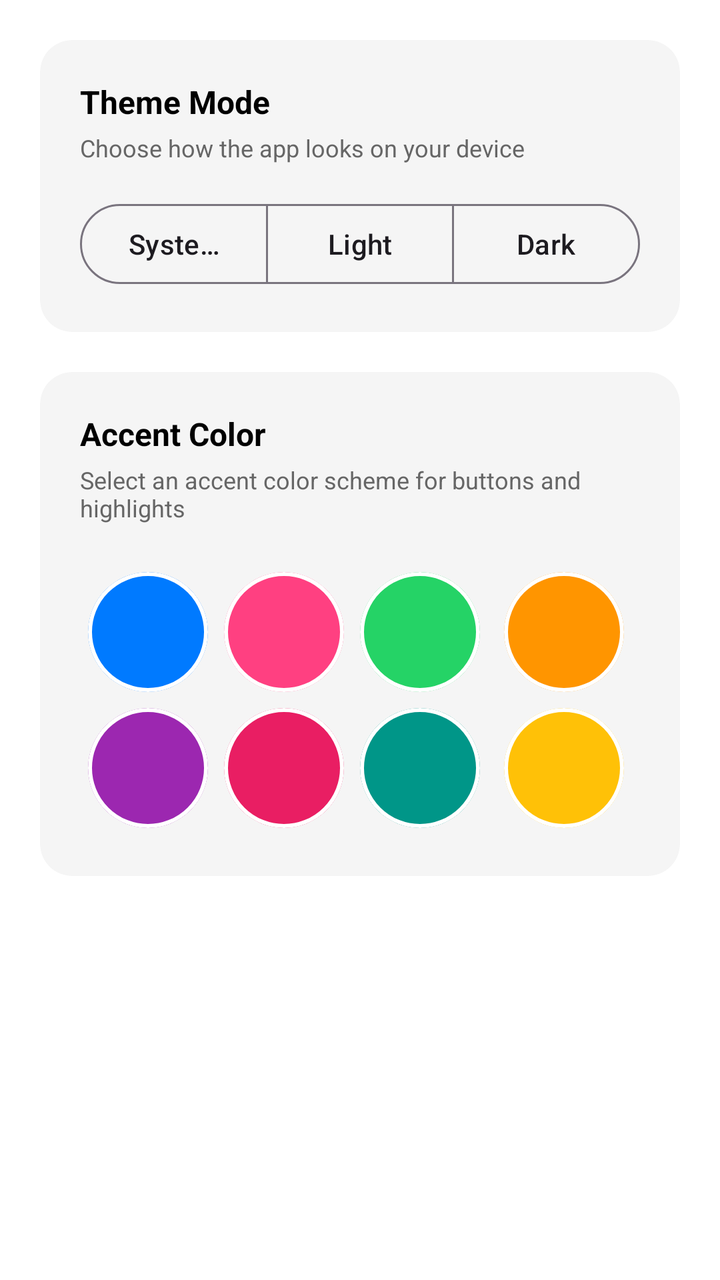
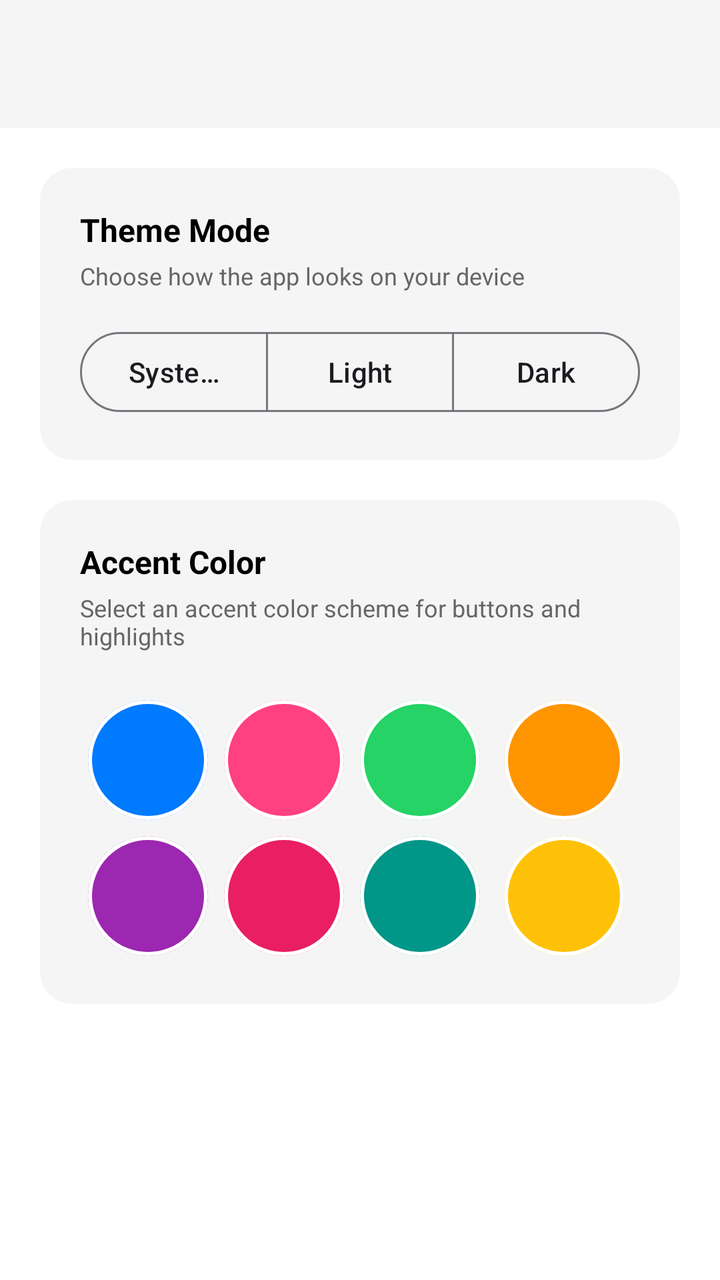

Before-and-after screenshots of an Android layout around one commit, followed by the original layout XML and the change that was made.
<!-- AndroidManifest.xml: application theme Theme.ProjectCecily -->
<!-- res/layout/activity_appearance.xml -->
<?xml version="1.0" encoding="utf-8"?>
<androidx.constraintlayout.widget.ConstraintLayout xmlns:android="http://schemas.android.com/apk/res/android"
    xmlns:app="http://schemas.android.com/apk/res-auto"
    android:layout_width="match_parent"
    android:layout_height="match_parent"
    android:background="@color/app_background">

    <ScrollView
        android:id="@+id/appearance_scroll"
        android:layout_width="match_parent"
        android:layout_height="match_parent">

        <LinearLayout
            android:layout_width="match_parent"
            android:layout_height="wrap_content"
            android:orientation="vertical"
            android:padding="20dp">

            
            <com.google.android.material.card.MaterialCardView
                android:layout_width="match_parent"
                android:layout_height="wrap_content"
                android:layout_marginBottom="20dp"
                app:cardBackgroundColor="@color/card_background"
                app:cardCornerRadius="16dp"
                app:strokeWidth="0dp">

                <LinearLayout
                    android:layout_width="match_parent"
                    android:layout_height="wrap_content"
                    android:orientation="vertical"
                    android:padding="20dp">

                    <TextView
                        android:layout_width="wrap_content"
                        android:layout_height="wrap_content"
                        android:text="Theme Mode"
                        android:textColor="@color/text_primary"
                        android:textSize="16sp"
                        android:textStyle="bold" />

                    <TextView
                        android:layout_width="wrap_content"
                        android:layout_height="wrap_content"
                        android:layout_marginTop="4dp"
                        android:text="Choose how the app looks on your device"
                        android:textColor="@color/text_secondary"
                        android:textSize="12sp" />

                    <com.google.android.material.button.MaterialButtonToggleGroup
                        android:id="@+id/themeToggleGroup"
                        android:layout_width="match_parent"
                        android:layout_height="wrap_content"
                        android:layout_marginTop="16dp"
                        app:singleSelection="true">

                        <Button
                            android:id="@+id/btnThemeAuto"
                            style="@style/Widget.Material3.Button.OutlinedButton"
                            android:layout_width="0dp"
                            android:layout_height="wrap_content"
                            android:layout_weight="1"
                            android:text="System" />

                        <Button
                            android:id="@+id/btnThemeLight"
                            style="@style/Widget.Material3.Button.OutlinedButton"
                            android:layout_width="0dp"
                            android:layout_height="wrap_content"
                            android:layout_weight="1"
                            android:text="Light" />

                        <Button
                            android:id="@+id/btnThemeDark"
                            style="@style/Widget.Material3.Button.OutlinedButton"
                            android:layout_width="0dp"
                            android:layout_height="wrap_content"
                            android:layout_weight="1"
                            android:text="Dark" />
                    </com.google.android.material.button.MaterialButtonToggleGroup>

                </LinearLayout>
            </com.google.android.material.card.MaterialCardView>

            
            <com.google.android.material.card.MaterialCardView
                android:layout_width="match_parent"
                android:layout_height="wrap_content"
                app:cardBackgroundColor="@color/card_background"
                app:cardCornerRadius="16dp"
                app:strokeWidth="0dp">

                <LinearLayout
                    android:layout_width="match_parent"
                    android:layout_height="wrap_content"
                    android:orientation="vertical"
                    android:padding="20dp">

                    <TextView
                        android:layout_width="wrap_content"
                        android:layout_height="wrap_content"
                        android:text="Accent Color"
                        android:textColor="@color/text_primary"
                        android:textSize="16sp"
                        android:textStyle="bold" />

                    <TextView
                        android:layout_width="wrap_content"
                        android:layout_height="wrap_content"
                        android:layout_marginTop="4dp"
                        android:text="Select an accent color scheme for buttons and highlights"
                        android:textColor="@color/text_secondary"
                        android:textSize="12sp" />

                    <GridLayout
                        android:id="@+id/colorGrid"
                        android:layout_width="match_parent"
                        android:layout_height="wrap_content"
                        android:layout_marginTop="20dp"
                        android:columnCount="4"
                        android:useDefaultMargins="true">

                        
                        <com.google.android.material.card.MaterialCardView
                            android:id="@+id/colorBlue"
                            android:layout_width="60dp"
                            android:layout_height="60dp"
                            android:layout_gravity="center"
                            android:clickable="true"
                            android:focusable="true"
                            app:cardBackgroundColor="#007AFF"
                            app:cardCornerRadius="30dp"
                            app:strokeColor="#FFFFFF"
                            app:strokeWidth="2dp">
                            <ImageView
                                android:id="@+id/checkBlue"
                                android:layout_width="24dp"
                                android:layout_height="24dp"
                                android:layout_gravity="center"
                                android:src="@android:drawable/checkbox_on_background"
                                android:visibility="gone"
                                app:tint="#FFFFFF" />
                        </com.google.android.material.card.MaterialCardView>

                        
                        <com.google.android.material.card.MaterialCardView
                            android:id="@+id/colorPink"
                            android:layout_width="60dp"
                            android:layout_height="60dp"
                            android:layout_gravity="center"
                            android:clickable="true"
                            android:focusable="true"
                            app:cardBackgroundColor="#FF4081"
                            app:cardCornerRadius="30dp"
                            app:strokeColor="#FFFFFF"
                            app:strokeWidth="2dp">
                            <ImageView
                                android:id="@+id/checkPink"
                                android:layout_width="24dp"
                                android:layout_height="24dp"
                                android:layout_gravity="center"
                                android:src="@android:drawable/checkbox_on_background"
                                android:visibility="gone"
                                app:tint="#FFFFFF" />
                        </com.google.android.material.card.MaterialCardView>

                        
                        <com.google.android.material.card.MaterialCardView
                            android:id="@+id/colorGreen"
                            android:layout_width="60dp"
                            android:layout_height="60dp"
                            android:layout_gravity="center"
                            android:clickable="true"
                            android:focusable="true"
                            app:cardBackgroundColor="#25D366"
                            app:cardCornerRadius="30dp"
                            app:strokeColor="#FFFFFF"
                            app:strokeWidth="2dp">
                            <ImageView
                                android:id="@+id/checkGreen"
                                android:layout_width="24dp"
                                android:layout_height="24dp"
                                android:layout_gravity="center"
                                android:src="@android:drawable/checkbox_on_background"
                                android:visibility="gone"
                                app:tint="#FFFFFF" />
                        </com.google.android.material.card.MaterialCardView>

                        
                        <com.google.android.material.card.MaterialCardView
                            android:id="@+id/colorOrange"
                            android:layout_width="60dp"
                            android:layout_height="60dp"
                            android:layout_gravity="center"
                            android:clickable="true"
                            android:focusable="true"
                            app:cardBackgroundColor="#FF9500"
                            app:cardCornerRadius="30dp"
                            app:strokeColor="#FFFFFF"
                            app:strokeWidth="2dp">
                            <ImageView
                                android:id="@+id/checkOrange"
                                android:layout_width="24dp"
                                android:layout_height="24dp"
                                android:layout_gravity="center"
                                android:src="@android:drawable/checkbox_on_background"
                                android:visibility="gone"
                                app:tint="#FFFFFF" />
                        </com.google.android.material.card.MaterialCardView>

                        
                        <com.google.android.material.card.MaterialCardView
                            android:id="@+id/colorPurple"
                            android:layout_width="60dp"
                            android:layout_height="60dp"
                            android:layout_gravity="center"
                            android:clickable="true"
                            android:focusable="true"
                            app:cardBackgroundColor="#9C27B0"
                            app:cardCornerRadius="30dp"
                            app:strokeColor="#FFFFFF"
                            app:strokeWidth="2dp">
                            <ImageView
                                android:id="@+id/checkPurple"
                                android:layout_width="24dp"
                                android:layout_height="24dp"
                                android:layout_gravity="center"
                                android:src="@android:drawable/checkbox_on_background"
                                android:visibility="gone"
                                app:tint="#FFFFFF" />
                        </com.google.android.material.card.MaterialCardView>

                        
                        <com.google.android.material.card.MaterialCardView
                            android:id="@+id/colorRed"
                            android:layout_width="60dp"
                            android:layout_height="60dp"
                            android:layout_gravity="center"
                            android:clickable="true"
                            android:focusable="true"
                            app:cardBackgroundColor="#E91E63"
                            app:cardCornerRadius="30dp"
                            app:strokeColor="#FFFFFF"
                            app:strokeWidth="2dp">
                            <ImageView
                                android:id="@+id/checkRed"
                                android:layout_width="24dp"
                                android:layout_height="24dp"
                                android:layout_gravity="center"
                                android:src="@android:drawable/checkbox_on_background"
                                android:visibility="gone"
                                app:tint="#FFFFFF" />
                        </com.google.android.material.card.MaterialCardView>

                        
                        <com.google.android.material.card.MaterialCardView
                            android:id="@+id/colorTeal"
                            android:layout_width="60dp"
                            android:layout_height="60dp"
                            android:layout_gravity="center"
                            android:clickable="true"
                            android:focusable="true"
                            app:cardBackgroundColor="#009688"
                            app:cardCornerRadius="30dp"
                            app:strokeColor="#FFFFFF"
                            app:strokeWidth="2dp">
                            <ImageView
                                android:id="@+id/checkTeal"
                                android:layout_width="24dp"
                                android:layout_height="24dp"
                                android:layout_gravity="center"
                                android:src="@android:drawable/checkbox_on_background"
                                android:visibility="gone"
                                app:tint="#FFFFFF" />
                        </com.google.android.material.card.MaterialCardView>

                        
                        <com.google.android.material.card.MaterialCardView
                            android:id="@+id/colorGold"
                            android:layout_width="60dp"
                            android:layout_height="60dp"
                            android:layout_gravity="center"
                            android:clickable="true"
                            android:focusable="true"
                            app:cardBackgroundColor="#FFC107"
                            app:cardCornerRadius="30dp"
                            app:strokeColor="#FFFFFF"
                            app:strokeWidth="2dp">
                            <ImageView
                                android:id="@+id/checkGold"
                                android:layout_width="24dp"
                                android:layout_height="24dp"
                                android:layout_gravity="center"
                                android:src="@android:drawable/checkbox_on_background"
                                android:visibility="gone"
                                app:tint="#FFFFFF" />
                        </com.google.android.material.card.MaterialCardView>

                    </GridLayout>

                </LinearLayout>
            </com.google.android.material.card.MaterialCardView>

        </LinearLayout>
    </ScrollView>

</androidx.constraintlayout.widget.ConstraintLayout>
<!-- resources referenced by this layout -->
<resources>
  <color name="app_background">#FFFFFF</color>
  <color name="card_background">#F5F5F5</color>
  <color name="text_primary">#000000</color>
  <color name="text_secondary">#666666</color>
  <style name="Theme.ProjectCecily" parent="Base.Theme.ProjectCecily" />
  <style name="Base.Theme.ProjectCecily" parent="Theme.Material3.DayNight">
          
          <item name="colorPrimary">@color/nav_selected</item>
          <item name="windowActionBar">true</item>
          <item name="windowNoTitle">false</item>
  
          
          <item name="colorOnSecondaryContainer">@color/nav_selected</item>
      </style>
  <color name="nav_selected">#007AFF</color>
</resources>

<!-- the commit's change to res/layout/activity_appearance.xml (unified diff, before → after) -->
@@ -5,10 +5,23 @@
     android:layout_height="match_parent"
     android:background="@color/app_background">
 
+    
+    <com.google.android.material.appbar.MaterialToolbar
+        android:id="@+id/toolbar"
+        android:layout_width="match_parent"
+        android:layout_height="?attr/actionBarSize"
+        android:background="@color/card_background"
+        android:elevation="4dp"
+        app:layout_constraintTop_toTopOf="parent" />
+
     <ScrollView
         android:id="@+id/appearance_scroll"
-        android:layout_width="match_parent"
-        android:layout_height="match_parent">
+        android:layout_width="0dp"
+        android:layout_height="0dp"
+        app:layout_constraintBottom_toBottomOf="parent"
+        app:layout_constraintEnd_toEndOf="parent"
+        app:layout_constraintStart_toStartOf="parent"
+        app:layout_constraintTop_toBottomOf="@id/toolbar">
 
         <LinearLayout
             android:layout_width="match_parent"
<!-- resource entries referenced after the edit -->
@@ -5,11 +5,11 @@
   <color name="text_primary">#000000</color>
   <color name="text_secondary">#666666</color>
   <style name="Theme.ProjectCecily" parent="Base.Theme.ProjectCecily" />
-  <style name="Base.Theme.ProjectCecily" parent="Theme.Material3.DayNight">
+  <style name="Base.Theme.ProjectCecily" parent="Theme.Material3.DayNight.NoActionBar">
           
           <item name="colorPrimary">@color/nav_selected</item>
-          <item name="windowActionBar">true</item>
-          <item name="windowNoTitle">false</item>
+          <item name="windowActionBar">false</item>
+          <item name="windowNoTitle">true</item>
   
           
           <item name="colorOnSecondaryContainer">@color/nav_selected</item>
